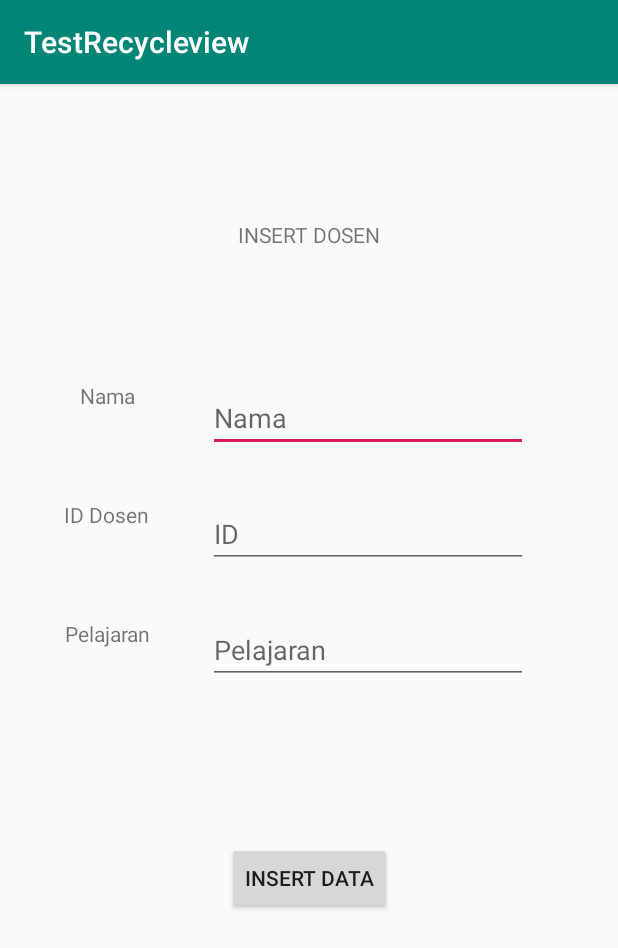
After one commit to Ananda13th/TestRetrofit, an Android app: the InsertActivity screen opened directly, with no data from a screen before it, on a phone screen of 412 x 824 dp. The commit adds this screen. Shown: the top 948 px of the screen. Run offline under Robolectric (Android 15) with nearby library versions, the phone set to English and light mode, and no system bars.

Commit message:
Insert Dosen

```diff
--- a/app/build.gradle
+++ b/app/build.gradle
@@ -25,6 +25,8 @@ dependencies {
     testImplementation 'junit:junit:4.12'
     androidTestImplementation 'androidx.test.ext:junit:1.1.1'
     androidTestImplementation 'androidx.test.espresso:espresso-core:3.2.0'
+    implementation 'com.android.support:design:28.0.0'
+
 
     //RecycleView
     implementation "androidx.recyclerview:recyclerview:1.1.0"
@@ -39,5 +41,6 @@ dependencies {
     implementation 'com.squareup.okhttp3:okhttp:3.12.0'
     implementation 'com.squareup.picasso:picasso:2.71828'
     implementation 'com.github.bumptech.glide:glide:3.7.0'
+    implementation 'com.android.support:design:28.0.0'
 
 }
--- a/app/src/main/AndroidManifest.xml
+++ b/app/src/main/AndroidManifest.xml
@@ -1,7 +1,9 @@
 <?xml version="1.0" encoding="utf-8"?>
 <manifest xmlns:android="http://schemas.android.com/apk/res/android"
     package="example.com.testrecycleview">
+
     <uses-permission android:name="android.permission.INTERNET" />
+
     <application
         android:allowBackup="true"
         android:icon="@mipmap/ic_launcher"
@@ -9,6 +11,7 @@
         android:roundIcon="@mipmap/ic_launcher_round"
         android:supportsRtl="true"
         android:theme="@style/AppTheme">
+        <activity android:name=".InsertActivity"></activity>
         <activity android:name=".MainActivity">
             <intent-filter>
                 <action android:name="android.intent.action.MAIN" />
--- a/app/src/main/java/example/com/testrecycleview/API/ApiClient.java
+++ b/app/src/main/java/example/com/testrecycleview/API/ApiClient.java
@@ -7,7 +7,8 @@ import retrofit2.converter.gson.GsonConverterFactory;
 
 public class ApiClient {
     private static Retrofit retrofit = null;
-    public static final String BASE_URL = "https://5e183ac5eaa1d2001436e0d5.mockapi.io/api/test/";
+    //public static final String BASE_URL = "https://5e183ac5eaa1d2001436e0d5.mockapi.io/api/test/";
+    public static final String BASE_URL = "https://private-8a0488-dosenapp.apiary-mock.com/";
 
     public static Retrofit getClient() {
 
--- a/app/src/main/java/example/com/testrecycleview/API/ApiInterface.java
+++ b/app/src/main/java/example/com/testrecycleview/API/ApiInterface.java
@@ -3,10 +3,26 @@ package example.com.testrecycleview.API;
 import java.util.List;
 
 import example.com.testrecycleview.Model.Dosen;
+import example.com.testrecycleview.Model.ResponseDosen;
 import retrofit2.Call;
+import retrofit2.http.Body;
+import retrofit2.http.DELETE;
 import retrofit2.http.GET;
+import retrofit2.http.POST;
+import retrofit2.http.PUT;
+import retrofit2.http.Path;
 
 public interface ApiInterface {
-    @GET("TestApiDosen")
-    Call<List<Dosen>> getDataDosen();
+    @GET("dosens")
+    Call<ResponseDosen> getDataDosen();
+
+    @POST("dosen")
+    Call<Dosen> addDosen(@Body Dosen dosen);
+
+    @PUT("dosens/{id}")
+    Call<Dosen> updateUser(@Path("id") int id, @Body Dosen dosen);
+
+    @DELETE("delete/{id}")
+    Call<Dosen> deleteUser(@Path("id") int id);
+
 }
--- /dev/null
+++ b/app/src/main/java/example/com/testrecycleview/InsertActivity.java
@@ -0,0 +1,66 @@
+package example.com.testrecycleview;
+
+import androidx.appcompat.app.AppCompatActivity;
+import example.com.testrecycleview.API.ApiClient;
+import example.com.testrecycleview.API.ApiInterface;
+import example.com.testrecycleview.Model.Dosen;
+import retrofit2.Call;
+import retrofit2.Callback;
+import retrofit2.Response;
+
+import android.os.Bundle;
+import android.util.Log;
+import android.view.View;
+import android.widget.Button;
+import android.widget.EditText;
+import android.widget.Toast;
+
+public class InsertActivity extends AppCompatActivity {
+
+    ApiInterface service;
+
+    @Override
+    protected void onCreate(Bundle savedInstanceState) {
+        super.onCreate(savedInstanceState);
+        setContentView(R.layout.activity_insert);
+
+        final EditText txtId = findViewById(R.id.id_txt);
+        final EditText txtNama = findViewById(R.id.nama_txt);
+        final EditText txtPelajaran = findViewById(R.id.pelajaran_txt);
+        Button insert_button = findViewById(R.id.button_insertData);
+
+
+        service = ApiClient.getClient().create(ApiInterface.class);
+        insert_button.setOnClickListener(new View.OnClickListener() {
+            @Override
+            public void onClick(View view) {
+                Dosen dosen = new Dosen(txtId.toString(), txtNama.toString(), txtPelajaran.toString(), null);
+                addDosen(dosen);
+            }
+        });
+
+    }
+
+    public  void addDosen(Dosen dosen) {
+
+        Call<Dosen> call = service.addDosen(dosen);
+        call.enqueue(new Callback<Dosen>() {
+            @Override
+            public void onResponse(Call<Dosen> call, Response<Dosen> response) {
+                if(response.body() != null)
+                {
+                    if(response.body().getErrorCode().equals("00"))
+                    {
+                        Toast.makeText(InsertActivity.this, "Dosen created successfully!", Toast.LENGTH_SHORT).show();
+                    }
+                }
+            }
+
+            @Override
+            public void onFailure(Call<Dosen> call, Throwable t) {
+                Log.e("ERROR", t.getMessage());
+
+            }
+        });
+    }
+}
--- a/app/src/main/java/example/com/testrecycleview/Model/Dosen.java
+++ b/app/src/main/java/example/com/testrecycleview/Model/Dosen.java
@@ -2,7 +2,7 @@ package example.com.testrecycleview.Model;
 
 import com.google.gson.annotations.SerializedName;
 
-public class Dosen {
+public class Dosen extends BaseResponse{
     @SerializedName("nama")
     private String nama;
     @SerializedName("id")
--- /dev/null
+++ b/app/src/main/res/layout/activity_insert.xml
@@ -0,0 +1,98 @@
+<?xml version="1.0" encoding="utf-8"?>
+<androidx.constraintlayout.widget.ConstraintLayout xmlns:android="http://schemas.android.com/apk/res/android"
+    xmlns:app="http://schemas.android.com/apk/res-auto"
+    xmlns:tools="http://schemas.android.com/tools"
+    android:layout_width="match_parent"
+    android:layout_height="match_parent"
+    tools:context=".InsertActivity">
+
+    <TextView
+        android:id="@+id/textView6"
+        android:layout_width="wrap_content"
+        android:layout_height="wrap_content"
+        android:layout_marginTop="60dp"
+        android:text="ID Dosen"
+        app:layout_constraintEnd_toStartOf="@+id/id_txt"
+        app:layout_constraintHorizontal_bias="0.518"
+        app:layout_constraintStart_toStartOf="parent"
+        app:layout_constraintTop_toBottomOf="@+id/textView5" />
+
+    <EditText
+        android:id="@+id/nama_txt"
+        android:layout_width="wrap_content"
+        android:layout_height="wrap_content"
+        android:layout_marginEnd="60dp"
+        android:layout_marginBottom="32dp"
+        android:ems="10"
+        android:hint="Nama"
+        android:inputType="textPersonName"
+        app:layout_constraintBottom_toTopOf="@+id/id_txt"
+        app:layout_constraintEnd_toEndOf="parent" />
+
+    <EditText
+        android:id="@+id/id_txt"
+        android:layout_width="wrap_content"
+        android:layout_height="wrap_content"
+        android:layout_marginEnd="60dp"
+        android:layout_marginBottom="32dp"
+        android:ems="10"
+        android:hint="ID"
+        android:inputType="textPersonName"
+        app:layout_constraintBottom_toTopOf="@+id/pelajaran_txt"
+        app:layout_constraintEnd_toEndOf="parent" />
+
+    <EditText
+        android:id="@+id/pelajaran_txt"
+        android:layout_width="wrap_content"
+        android:layout_height="wrap_content"
+        android:layout_marginEnd="60dp"
+        android:layout_marginBottom="368dp"
+        android:ems="10"
+        android:hint="Pelajaran"
+        android:inputType="textPersonName"
+        app:layout_constraintBottom_toBottomOf="parent"
+        app:layout_constraintEnd_toEndOf="parent" />
+
+    <TextView
+        android:id="@+id/insertDosen_plaintext"
+        android:layout_width="wrap_content"
+        android:layout_height="wrap_content"
+        android:text="INSERT DOSEN"
+        app:layout_constraintBottom_toTopOf="@+id/nama_txt"
+        app:layout_constraintEnd_toEndOf="parent"
+        app:layout_constraintStart_toStartOf="parent"
+        app:layout_constraintTop_toTopOf="parent" />
+
+    <TextView
+        android:id="@+id/textView5"
+        android:layout_width="wrap_content"
+        android:layout_height="wrap_content"
+        android:layout_marginTop="88dp"
+        android:text="Nama"
+        app:layout_constraintEnd_toStartOf="@+id/nama_txt"
+        app:layout_constraintHorizontal_bias="0.52"
+        app:layout_constraintStart_toStartOf="parent"
+        app:layout_constraintTop_toBottomOf="@+id/insertDosen_plaintext" />
+
+    <TextView
+        android:id="@+id/textView7"
+        android:layout_width="wrap_content"
+        android:layout_height="wrap_content"
+        android:layout_marginTop="60dp"
+        android:text="Pelajaran"
+        app:layout_constraintEnd_toStartOf="@+id/pelajaran_txt"
+        app:layout_constraintHorizontal_bias="0.531"
+        app:layout_constraintStart_toStartOf="parent"
+        app:layout_constraintTop_toBottomOf="@+id/textView6" />
+
+    <Button
+        android:id="@+id/button_insertData"
+        android:layout_width="wrap_content"
+        android:layout_height="wrap_content"
+        android:layout_marginTop="105dp"
+        android:text="Insert Data"
+        app:layout_constraintEnd_toEndOf="parent"
+        app:layout_constraintStart_toStartOf="parent"
+        app:layout_constraintTop_toBottomOf="@+id/pelajaran_txt" />
+
+</androidx.constraintlayout.widget.ConstraintLayout>
```
Also changed, not shown: app/src/main/java/example/com/testrecycleview/Adapter/MyAdapter.java (+3 -4 lines), app/src/main/java/example/com/testrecycleview/MainActivity.java (+26 -11 lines), app/src/main/java/example/com/testrecycleview/Model/BaseResponse.java (added, +32 -0 lines), app/src/main/java/example/com/testrecycleview/Model/ResponseDosen.java (added, +23 -0 lines), app/src/main/res/drawable-v24/button_purple.xml (added, +37 -0 lines), app/src/main/res/layout/activity_main.xml (+15 -1 lines).
